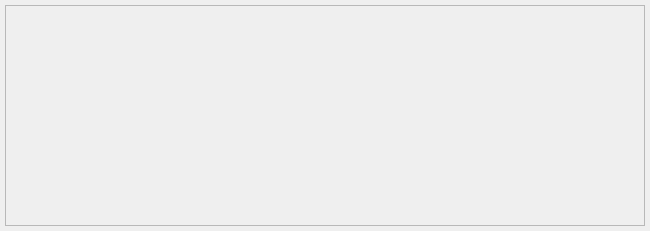
Above: ui/remix.ui from StarixWoS/ReMix before the change. Below: the same form after it.
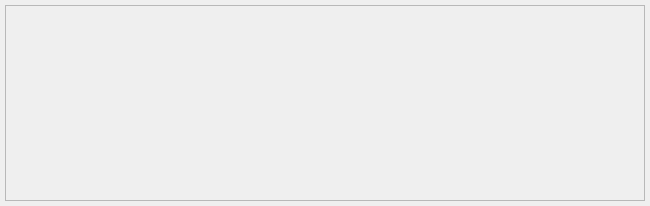
That is the form after the change.

Patch:
```diff
--- a/ui/remix.ui
+++ b/ui/remix.ui
@@ -7,19 +7,19 @@
     <x>0</x>
     <y>0</y>
     <width>650</width>
-    <height>231</height>
+    <height>206</height>
    </rect>
   </property>
   <property name="minimumSize">
    <size>
     <width>0</width>
-    <height>231</height>
+    <height>206</height>
    </size>
   </property>
   <property name="maximumSize">
    <size>
     <width>16777215</width>
-    <height>380</height>
+    <height>355</height>
    </size>
   </property>
   <property name="windowTitle">
```
